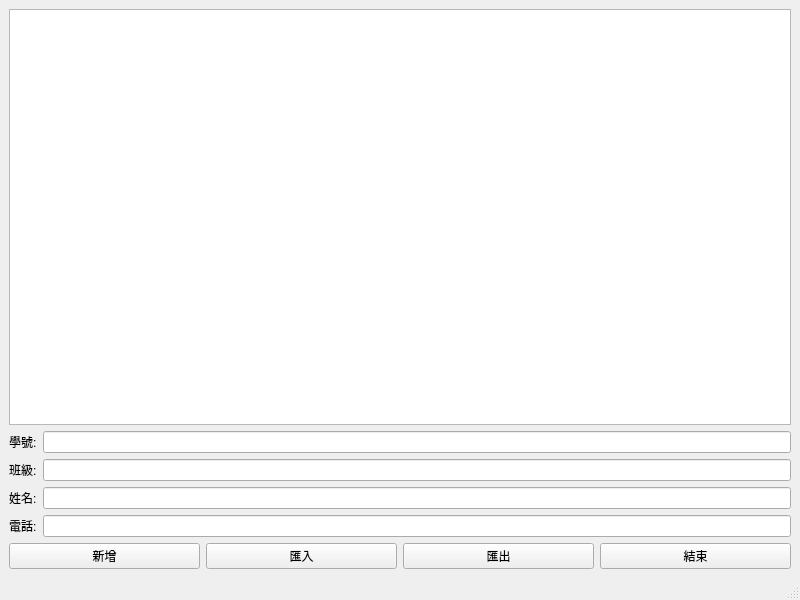
This is ContactBook/mycontactbook.ui in gumin82/ContactBook as Qt 5 draws it before an edit. The edited form follows.
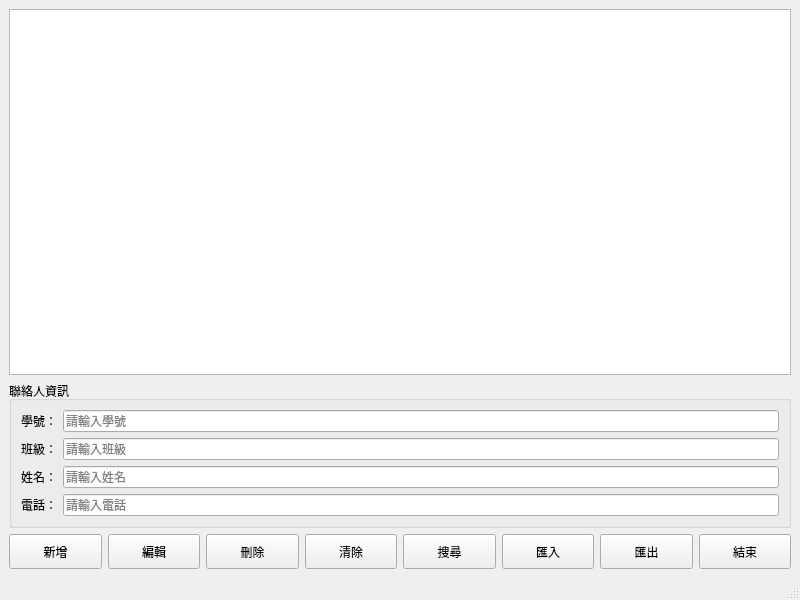
This is the edited form.

```diff
--- a/ContactBook/mycontactbook.ui
+++ b/ContactBook/mycontactbook.ui
@@ -14,87 +14,220 @@
    <string>MyContactBook</string>
   </property>
   <widget class="QWidget" name="centralwidget">
-   <layout class="QHBoxLayout" name="horizontalLayout">
+   <layout class="QVBoxLayout" name="verticalLayout">
     <item>
-     <layout class="QGridLayout" name="gridLayout_2">
-      <item row="0" column="0">
-       <widget class="QTableWidget" name="tableWidget"/>
-      </item>
-      <item row="1" column="0">
+     <widget class="QTableWidget" name="tableWidget">
+      <property name="editTriggers">
+       <set>QAbstractItemView::NoEditTriggers</set>
+      </property>
+      <property name="alternatingRowColors">
+       <bool>true</bool>
+      </property>
+      <property name="selectionBehavior">
+       <enum>QAbstractItemView::SelectRows</enum>
+      </property>
+      <property name="sortingEnabled">
+       <bool>true</bool>
+      </property>
+     </widget>
+    </item>
+    <item>
+     <widget class="QGroupBox" name="groupBox">
+      <property name="title">
+       <string>聯絡人資訊</string>
+      </property>
        <layout class="QFormLayout" name="formLayout">
+       <property name="labelAlignment">
+        <set>Qt::AlignRight|Qt::AlignTrailing|Qt::AlignVCenter</set>
+       </property>
         <item row="0" column="0">
          <widget class="QLabel" name="label">
           <property name="text">
-           <string>學號:</string>
+          <string>學號：</string>
           </property>
          </widget>
         </item>
         <item row="0" column="1">
-         <widget class="QLineEdit" name="lineEdit"/>
+        <widget class="QLineEdit" name="lineEdit">
+         <property name="placeholderText">
+          <string>請輸入學號</string>
+         </property>
+        </widget>
         </item>
         <item row="1" column="0">
          <widget class="QLabel" name="label_2">
           <property name="text">
-           <string>班級:</string>
-          </property>
-         </widget>
-        </item>
-        <item row="2" column="0">
-         <widget class="QLabel" name="label_3">
-          <property name="text">
-           <string>姓名:</string>
+          <string>班級：</string>
           </property>
          </widget>
         </item>
         <item row="1" column="1">
-         <widget class="QLineEdit" name="lineEdit_2"/>
+        <widget class="QLineEdit" name="lineEdit_2">
+         <property name="placeholderText">
+          <string>請輸入班級</string>
+         </property>
+        </widget>
+       </item>
+       <item row="2" column="0">
+        <widget class="QLabel" name="label_3">
+         <property name="text">
+          <string>姓名：</string>
+         </property>
+        </widget>
         </item>
         <item row="2" column="1">
-         <widget class="QLineEdit" name="lineEdit_3"/>
+        <widget class="QLineEdit" name="lineEdit_3">
+         <property name="placeholderText">
+          <string>請輸入姓名</string>
+         </property>
+        </widget>
         </item>
         <item row="3" column="0">
          <widget class="QLabel" name="label_4">
           <property name="text">
-           <string>電話:</string>
+          <string>電話：</string>
           </property>
          </widget>
         </item>
         <item row="3" column="1">
-         <widget class="QLineEdit" name="lineEdit_4"/>
-        </item>
-       </layout>
-      </item>
-      <item row="2" column="0">
-       <layout class="QGridLayout" name="gridLayout">
-        <item row="0" column="0">
-         <widget class="QPushButton" name="pushButton">
+        <widget class="QLineEdit" name="lineEdit_4">
+         <property name="placeholderText">
+          <string>請輸入電話</string>
+         </property>
+        </widget>
+       </item>
+      </layout>
+     </widget>
+    </item>
+    <item>
+     <layout class="QHBoxLayout" name="horizontalLayout">
+      <item>
+       <widget class="QPushButton" name="addButton">
+        <property name="minimumSize">
+         <size>
+          <width>0</width>
+          <height>35</height>
+         </size>
+        </property>
           <property name="text">
            <string>新增</string>
           </property>
-         </widget>
-        </item>
-        <item row="0" column="1">
-         <widget class="QPushButton" name="pushButton_3">
+        <property name="toolTip">
+         <string>新增聯絡人</string>
+        </property>
+       </widget>
+      </item>
+      <item>
+       <widget class="QPushButton" name="editButton">
+        <property name="minimumSize">
+         <size>
+          <width>0</width>
+          <height>35</height>
+         </size>
+        </property>
+        <property name="text">
+         <string>編輯</string>
+        </property>
+        <property name="toolTip">
+         <string>編輯選中的聯絡人</string>
+        </property>
+       </widget>
+      </item>
+      <item>
+       <widget class="QPushButton" name="deleteButton">
+        <property name="minimumSize">
+         <size>
+          <width>0</width>
+          <height>35</height>
+         </size>
+        </property>
+        <property name="text">
+         <string>刪除</string>
+        </property>
+        <property name="toolTip">
+         <string>刪除選中的聯絡人</string>
+        </property>
+       </widget>
+      </item>
+      <item>
+       <widget class="QPushButton" name="clearButton">
+        <property name="minimumSize">
+         <size>
+          <width>0</width>
+          <height>35</height>
+         </size>
+        </property>
+        <property name="text">
+         <string>清除</string>
+        </property>
+        <property name="toolTip">
+         <string>清除輸入表單</string>
+        </property>
+       </widget>
+      </item>
+      <item>
+       <widget class="QPushButton" name="searchButton">
+        <property name="minimumSize">
+         <size>
+          <width>0</width>
+          <height>35</height>
+         </size>
+        </property>
+        <property name="text">
+         <string>搜尋</string>
+        </property>
+        <property name="toolTip">
+         <string>搜尋聯絡人（在姓名欄輸入關鍵字）</string>
+        </property>
+       </widget>
+      </item>
+      <item>
+       <widget class="QPushButton" name="importButton">
+        <property name="minimumSize">
+         <size>
+          <width>0</width>
+          <height>35</height>
+         </size>
+        </property>
           <property name="text">
            <string>匯入</string>
           </property>
-         </widget>
-        </item>
-        <item row="0" column="3">
-         <widget class="QPushButton" name="pushButton_4">
-          <property name="text">
-           <string>結束</string>
+        <property name="toolTip">
+         <string>從檔案匯入聯絡人</string>
           </property>
          </widget>
         </item>
-        <item row="0" column="2">
-         <widget class="QPushButton" name="pushButton_2">
+      <item>
+       <widget class="QPushButton" name="exportButton">
+        <property name="minimumSize">
+         <size>
+          <width>0</width>
+          <height>35</height>
+         </size>
+        </property>
           <property name="text">
            <string>匯出</string>
           </property>
-         </widget>
-        </item>
-       </layout>
+        <property name="toolTip">
+         <string>匯出聯絡人至檔案</string>
+        </property>
+       </widget>
+      </item>
+      <item>
+       <widget class="QPushButton" name="exitButton">
+        <property name="minimumSize">
+         <size>
+          <width>0</width>
+          <height>35</height>
+         </size>
+        </property>
+        <property name="text">
+         <string>結束</string>
+        </property>
+        <property name="toolTip">
+         <string>結束程式</string>
+        </property>
+       </widget>
       </item>
      </layout>
     </item>
```
Lines whose indentation alone changed are shown as unchanged.
